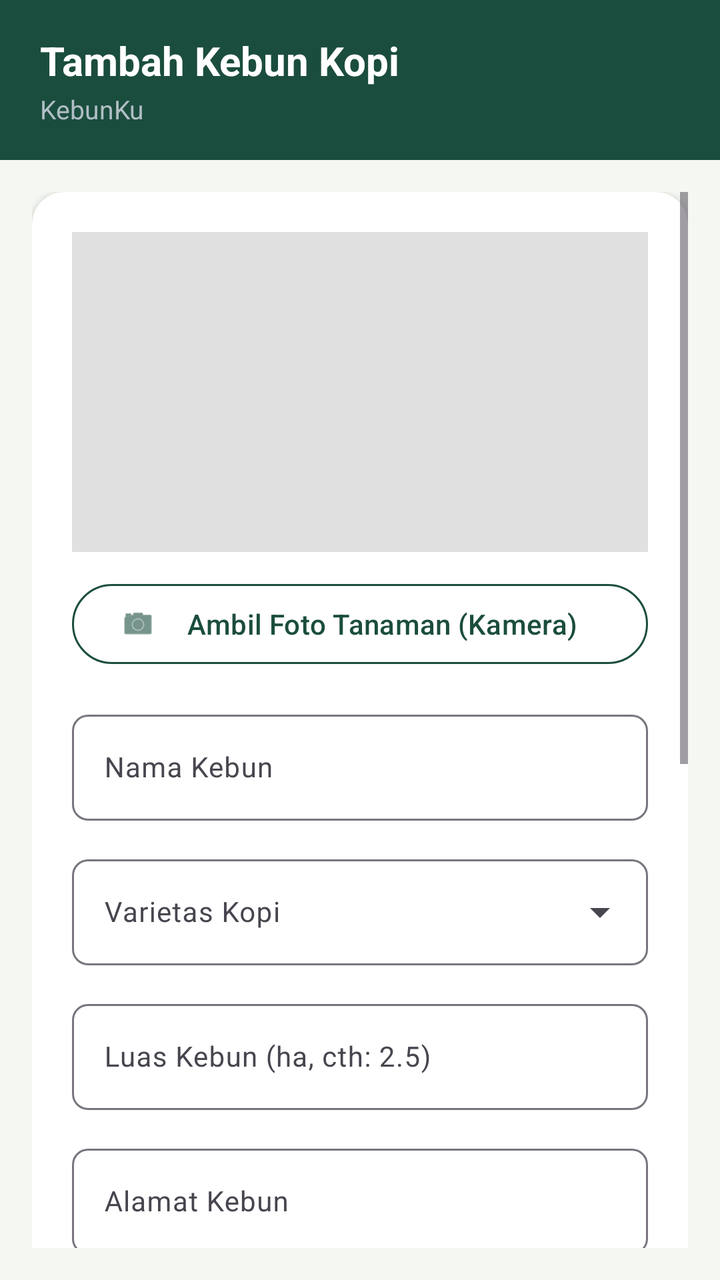
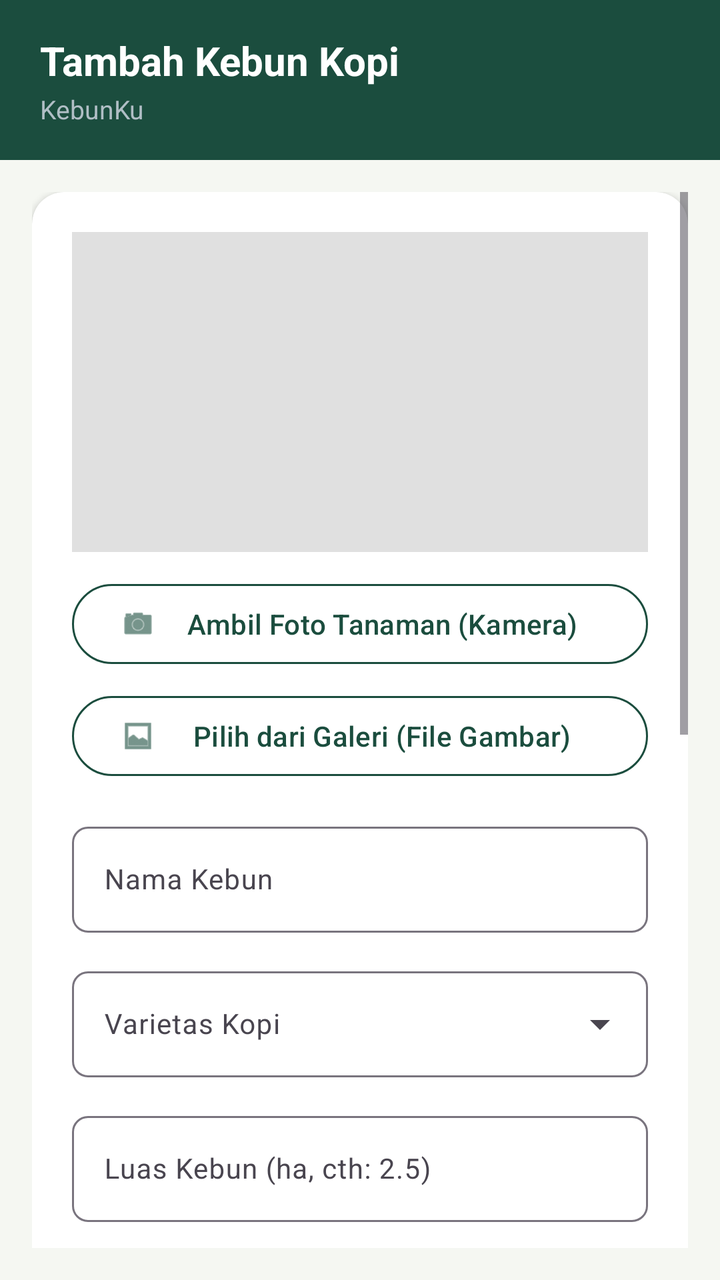

The first picture is an Android layout as it rendered before a commit; the second is the same layout after the commit. The layout source and the unified diff follow.
<!-- AndroidManifest.xml: application theme Theme.SmartCoffeeFarm -->
<!-- res/layout/activity_add_edit_coffee.xml -->
<?xml version="1.0" encoding="utf-8"?>
<LinearLayout xmlns:android="http://schemas.android.com/apk/res/android"
    xmlns:app="http://schemas.android.com/apk/res-auto"
    android:layout_width="match_parent"
    android:layout_height="match_parent"
    android:background="@color/app_background"
    android:orientation="vertical">

    
    <LinearLayout
        android:layout_width="match_parent"
        android:layout_height="80dp"
        android:background="@color/primary_dark_green"
        android:gravity="center_vertical"
        android:orientation="vertical"
        android:paddingHorizontal="20dp"
        android:paddingVertical="14dp">

        <TextView
            android:id="@+id/tvHeaderTitle"
            android:layout_width="wrap_content"
            android:layout_height="wrap_content"
            android:text="Tambah Kebun Kopi"
            android:textColor="@color/white"
            android:textSize="20sp"
            android:textStyle="bold" />

        <TextView
            android:layout_width="wrap_content"
            android:layout_height="wrap_content"
            android:layout_marginTop="2dp"
            android:text="KebunKu"
            android:textColor="#B0BEC5"
            android:textSize="13sp" />
    </LinearLayout>

    <ScrollView
        android:layout_width="match_parent"
        android:layout_height="match_parent"
        android:fillViewport="true"
        android:padding="16dp">

        <androidx.cardview.widget.CardView
            android:layout_width="match_parent"
            android:layout_height="wrap_content"
            app:cardBackgroundColor="@color/card_background"
            app:cardCornerRadius="16dp"
            app:cardElevation="2dp">

            <LinearLayout
                android:layout_width="match_parent"
                android:layout_height="wrap_content"
                android:orientation="vertical"
                android:padding="20dp">

                <ImageView
                    android:id="@+id/ivPlantPhoto"
                    android:layout_width="match_parent"
                    android:layout_height="160dp"
                    android:layout_marginBottom="12dp"
                    android:background="#E0E0E0"
                    android:contentDescription="Foto Tanaman"
                    android:scaleType="centerCrop" />

                <com.google.android.material.button.MaterialButton
                    android:id="@+id/btnCapturePhoto"
                    style="@style/Widget.Material3.Button.OutlinedButton"
                    android:layout_width="match_parent"
                    android:layout_height="48dp"
                    android:layout_marginBottom="16dp"
                    android:text="Ambil Foto Tanaman (Kamera)"
                    android:textAllCaps="false"
                    android:textColor="@color/primary_dark_green"
                    app:icon="@android:drawable/ic_menu_camera"
                    app:iconTint="@color/primary_dark_green"
                    app:strokeColor="@color/primary_dark_green" />

                <com.google.android.material.textfield.TextInputLayout
                    android:id="@+id/tilName"
                    style="@style/Widget.Material3.TextInputLayout.OutlinedBox"
                    android:layout_width="match_parent"
                    android:layout_height="wrap_content"
                    android:layout_marginBottom="14dp"
                    app:boxCornerRadiusBottomEnd="8dp"
                    app:boxCornerRadiusBottomStart="8dp"
                    app:boxCornerRadiusTopEnd="8dp"
                    app:boxCornerRadiusTopStart="8dp">

                    <com.google.android.material.textfield.TextInputEditText
                        android:id="@+id/etName"
                        android:layout_width="match_parent"
                        android:layout_height="wrap_content"
                        android:hint="Nama Kebun"
                        android:inputType="text"
                        android:maxLines="1"
                        android:textSize="14sp" />
                </com.google.android.material.textfield.TextInputLayout>

                <com.google.android.material.textfield.TextInputLayout
                    android:id="@+id/tilVariety"
                    style="@style/Widget.Material3.TextInputLayout.OutlinedBox.ExposedDropdownMenu"
                    android:layout_width="match_parent"
                    android:layout_height="wrap_content"
                    android:layout_marginBottom="14dp"
                    app:boxCornerRadiusBottomEnd="8dp"
                    app:boxCornerRadiusBottomStart="8dp"
                    app:boxCornerRadiusTopEnd="8dp"
                    app:boxCornerRadiusTopStart="8dp">

                    <AutoCompleteTextView
                        android:id="@+id/actvVariety"
                        android:layout_width="match_parent"
                        android:layout_height="wrap_content"
                        android:hint="Varietas Kopi"
                        android:inputType="none"
                        android:textSize="14sp" />
                </com.google.android.material.textfield.TextInputLayout>

                <com.google.android.material.textfield.TextInputLayout
                    android:id="@+id/tilArea"
                    style="@style/Widget.Material3.TextInputLayout.OutlinedBox"
                    android:layout_width="match_parent"
                    android:layout_height="wrap_content"
                    android:layout_marginBottom="14dp"
                    app:boxCornerRadiusBottomEnd="8dp"
                    app:boxCornerRadiusBottomStart="8dp"
                    app:boxCornerRadiusTopEnd="8dp"
                    app:boxCornerRadiusTopStart="8dp">

                    <com.google.android.material.textfield.TextInputEditText
                        android:id="@+id/etArea"
                        android:layout_width="match_parent"
                        android:layout_height="wrap_content"
                        android:hint="Luas Kebun (ha, cth: 2.5)"
                        android:inputType="numberDecimal"
                        android:maxLines="1"
                        android:textColor="@color/text_primary"
                        android:textColorHint="@color/text_secondary"
                        android:textSize="14sp" />
                </com.google.android.material.textfield.TextInputLayout>

                <com.google.android.material.textfield.TextInputLayout
                    android:id="@+id/tilAddress"
                    style="@style/Widget.Material3.TextInputLayout.OutlinedBox"
                    android:layout_width="match_parent"
                    android:layout_height="wrap_content"
                    android:layout_marginBottom="14dp"
                    app:boxCornerRadiusBottomEnd="8dp"
                    app:boxCornerRadiusBottomStart="8dp"
                    app:boxCornerRadiusTopEnd="8dp"
                    app:boxCornerRadiusTopStart="8dp">

                    <com.google.android.material.textfield.TextInputEditText
                        android:id="@+id/etAddress"
                        android:layout_width="match_parent"
                        android:layout_height="wrap_content"
                        android:hint="Alamat Kebun"
                        android:inputType="textPostalAddress"
                        android:maxLines="2"
                        android:textColor="@color/text_primary"
                        android:textColorHint="@color/text_secondary"
                        android:textSize="14sp" />
                </com.google.android.material.textfield.TextInputLayout>

                <com.google.android.material.textfield.TextInputLayout
                    android:id="@+id/tilCoordinates"
                    style="@style/Widget.Material3.TextInputLayout.OutlinedBox"
                    android:layout_width="match_parent"
                    android:layout_height="wrap_content"
                    android:layout_marginBottom="14dp"
                    app:boxCornerRadiusBottomEnd="8dp"
                    app:boxCornerRadiusBottomStart="8dp"
                    app:boxCornerRadiusTopEnd="8dp"
                    app:boxCornerRadiusTopStart="8dp">

                    <com.google.android.material.textfield.TextInputEditText
                        android:id="@+id/etCoordinates"
                        android:layout_width="match_parent"
                        android:layout_height="wrap_content"
                        android:hint="Koordinat Maps (cth: -6.2000, 106.8166)"
                        android:inputType="text"
                        android:maxLines="1"
                        android:textColor="@color/text_primary"
                        android:textColorHint="@color/text_secondary"
                        android:textSize="14sp" />
                </com.google.android.material.textfield.TextInputLayout>

                <com.google.android.material.textfield.TextInputLayout
                    android:id="@+id/tilDate"
                    style="@style/Widget.Material3.TextInputLayout.OutlinedBox"
                    android:layout_width="match_parent"
                    android:layout_height="wrap_content"
                    android:layout_marginBottom="14dp"
                    app:boxCornerRadiusBottomEnd="8dp"
                    app:boxCornerRadiusBottomStart="8dp"
                    app:boxCornerRadiusTopEnd="8dp"
                    app:boxCornerRadiusTopStart="8dp">

                    <com.google.android.material.textfield.TextInputEditText
                        android:id="@+id/etDate"
                        android:layout_width="match_parent"
                        android:layout_height="wrap_content"
                        android:hint="Tanggal Tanam (YYYY-MM-DD)"
                        android:inputType="date"
                        android:maxLines="1"
                        android:textSize="14sp" />
                </com.google.android.material.textfield.TextInputLayout>

                <com.google.android.material.textfield.TextInputLayout
                    android:id="@+id/tilMoisture"
                    style="@style/Widget.Material3.TextInputLayout.OutlinedBox"
                    android:layout_width="match_parent"
                    android:layout_height="wrap_content"
                    android:layout_marginBottom="14dp"
                    app:boxCornerRadiusBottomEnd="8dp"
                    app:boxCornerRadiusBottomStart="8dp"
                    app:boxCornerRadiusTopEnd="8dp"
                    app:boxCornerRadiusTopStart="8dp">

                    <com.google.android.material.textfield.TextInputEditText
                        android:id="@+id/etMoisture"
                        android:layout_width="match_parent"
                        android:layout_height="wrap_content"
                        android:hint="Kelembaban Tanah (%)"
                        android:inputType="text"
                        android:maxLines="1"
                        android:textSize="14sp" />
                </com.google.android.material.textfield.TextInputLayout>

                <com.google.android.material.textfield.TextInputLayout
                    android:id="@+id/tilStatus"
                    style="@style/Widget.Material3.TextInputLayout.OutlinedBox.ExposedDropdownMenu"
                    android:layout_width="match_parent"
                    android:layout_height="wrap_content"
                    android:layout_marginBottom="14dp"
                    app:boxCornerRadiusBottomEnd="8dp"
                    app:boxCornerRadiusBottomStart="8dp"
                    app:boxCornerRadiusTopEnd="8dp"
                    app:boxCornerRadiusTopStart="8dp">

                    <AutoCompleteTextView
                        android:id="@+id/actvStatus"
                        android:layout_width="match_parent"
                        android:layout_height="wrap_content"
                        android:hint="Kondisi Kesehatan"
                        android:inputType="none"
                        android:textSize="14sp" />
                </com.google.android.material.textfield.TextInputLayout>

                <com.google.android.material.textfield.TextInputLayout
                    android:id="@+id/tilNotes"
                    style="@style/Widget.Material3.TextInputLayout.OutlinedBox"
                    android:layout_width="match_parent"
                    android:layout_height="wrap_content"
                    android:layout_marginBottom="20dp"
                    app:boxCornerRadiusBottomEnd="8dp"
                    app:boxCornerRadiusBottomStart="8dp"
                    app:boxCornerRadiusTopEnd="8dp"
                    app:boxCornerRadiusTopStart="8dp">

                    <com.google.android.material.textfield.TextInputEditText
                        android:id="@+id/etNotes"
                        android:layout_width="match_parent"
                        android:layout_height="wrap_content"
                        android:hint="Catatan Perawatan"
                        android:inputType="textMultiLine"
                        android:minLines="3"
                        android:textSize="14sp" />
                </com.google.android.material.textfield.TextInputLayout>

                <com.google.android.material.button.MaterialButton
                    android:id="@+id/btnSave"
                    android:layout_width="match_parent"
                    android:layout_height="52dp"
                    android:backgroundTint="@color/primary_dark_green"
                    android:text="Simpan Data"
                    android:textAllCaps="false"
                    android:textColor="@color/white"
                    android:textSize="16sp"
                    android:textStyle="bold"
                    app:cornerRadius="8dp" />

            </LinearLayout>
        </androidx.cardview.widget.CardView>
    </ScrollView>

</LinearLayout>
<!-- resources referenced by this layout -->
<resources>
  <color name="app_background">#F5F7F2</color>
  <color name="card_background">#FFFFFFFF</color>
  <color name="primary_dark_green">#1B4D3E</color>
  <color name="text_primary">#222222</color>
  <color name="text_secondary">#666666</color>
  <color name="white">#FFFFFFFF</color>
  <style name="Theme.SmartCoffeeFarm" parent="Base.Theme.SmartCoffeeFarm" />
  <style name="Base.Theme.SmartCoffeeFarm" parent="Theme.Material3.DayNight.NoActionBar">
          <item name="colorPrimary">@color/primary_dark_green</item>
          <item name="colorSecondary">@color/primary_dark_green</item>
          <item name="android:windowBackground">@color/app_background</item>
          <item name="colorSurface">@color/card_background</item>
      </style>
</resources>

<!-- the commit's change to res/layout/activity_add_edit_coffee.xml (unified diff, before → after) -->
@@ -67,11 +67,24 @@
                     style="@style/Widget.Material3.Button.OutlinedButton"
                     android:layout_width="match_parent"
                     android:layout_height="48dp"
-                    android:layout_marginBottom="16dp"
+                    android:layout_marginBottom="8dp"
                     android:text="Ambil Foto Tanaman (Kamera)"
                     android:textAllCaps="false"
                     android:textColor="@color/primary_dark_green"
                     app:icon="@android:drawable/ic_menu_camera"
+                    app:iconTint="@color/primary_dark_green"
+                    app:strokeColor="@color/primary_dark_green" />
+
+                <com.google.android.material.button.MaterialButton
+                    android:id="@+id/btnPickGallery"
+                    style="@style/Widget.Material3.Button.OutlinedButton"
+                    android:layout_width="match_parent"
+                    android:layout_height="48dp"
+                    android:layout_marginBottom="16dp"
+                    android:text="Pilih dari Galeri (File Gambar)"
+                    android:textAllCaps="false"
+                    android:textColor="@color/primary_dark_green"
+                    app:icon="@android:drawable/ic_menu_gallery"
                     app:iconTint="@color/primary_dark_green"
                     app:strokeColor="@color/primary_dark_green" />
 
